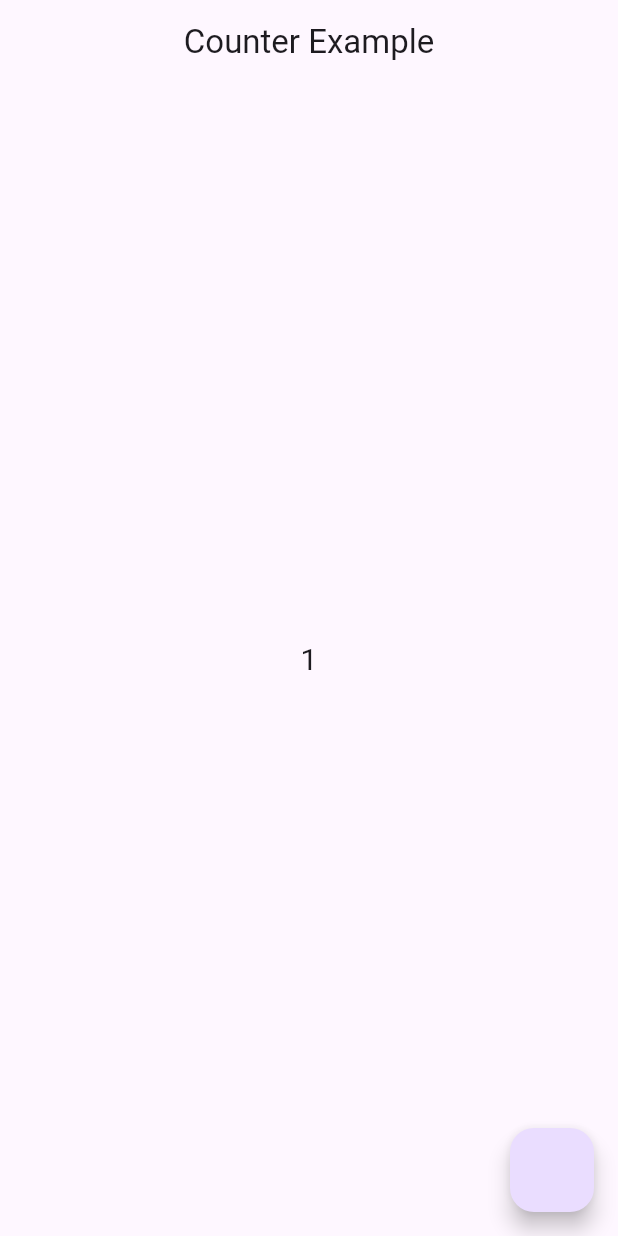
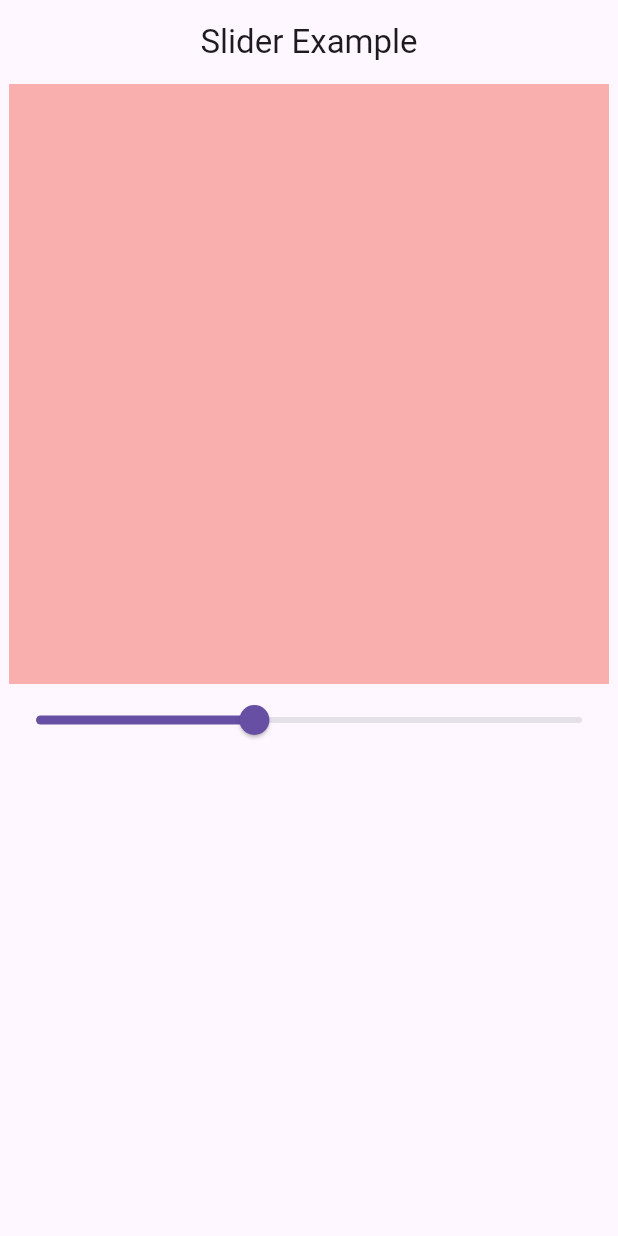
Before and after one commit to huzaifa-huzzi/Getx-Tutorials, a Flutter app: the screen it shows after launch, on a phone screen of 412 x 824 dp. Run offline on Flutter 3.47's test engine with Material 3 defaults, Android fonts, the phone set to English and light mode, and no system bars; our stand-ins replace get.

```diff
--- /dev/null
+++ b/lib/Controller/Slider_Controller.dart
@@ -0,0 +1,11 @@
+import 'package:get/get.dart';
+
+class SliderController extends GetxController {
+
+  RxDouble slider = .4.obs;
+
+  setOpacity(double value){
+    slider.value = value;
+  }
+
+}
--- /dev/null
+++ b/lib/Slider_Example.dart
@@ -0,0 +1,39 @@
+import 'package:flutter/material.dart';
+import 'package:get/get.dart';
+import 'package:getx_dart/Controller/Slider_Controller.dart';
+
+
+
+class SliderExample extends StatefulWidget {
+  const SliderExample({super.key});
+
+  @override
+  State<SliderExample> createState() => _SliderExampleState();
+}
+
+class _SliderExampleState extends State<SliderExample> {
+
+  final controller= Get.put(SliderController());
+
+  @override
+  Widget build(BuildContext context) {
+    return Scaffold(
+      appBar: AppBar(
+        title:const Text('Slider Example'),
+        centerTitle: true,
+      ),
+      body: Column(
+        children: [
+          Container(
+            height: 400,
+            width: 400,
+            color: Colors.red.withOpacity(controller.slider.value),
+          ),
+          Slider(value: controller.slider.value, onChanged: (value){
+            controller.setOpacity(value);
+          })
+        ],
+      ),
+    );
+  }
+}
--- a/lib/main.dart
+++ b/lib/main.dart
@@ -1,10 +1,10 @@
 import 'package:flutter/material.dart';
 import 'package:get/get.dart';
 import 'package:get/get_navigation/get_navigation.dart';
-import 'package:getx_dart/Counter.dart';
 import 'package:getx_dart/HomeScreen.dart';
 import 'package:getx_dart/Languages.dart';
 import 'package:getx_dart/Screen_one.dart';
+import 'package:getx_dart/Slider_Example.dart';
 
 void main() {
   runApp(const MyApp());
@@ -21,7 +21,7 @@ class MyApp extends StatelessWidget {
       translations: Languages(),
       fallbackLocale:const  Locale('en_US'),
       locale:const  Locale('en_US'),
-      home:const  Counter(),
+      home:const SliderExample() ,
       getPages: [
         GetPage(name: '/', page: () =>const  HomeScreen()),
         GetPage(name: '/ScreenOne', page: () =>  ScreenOne())
```
